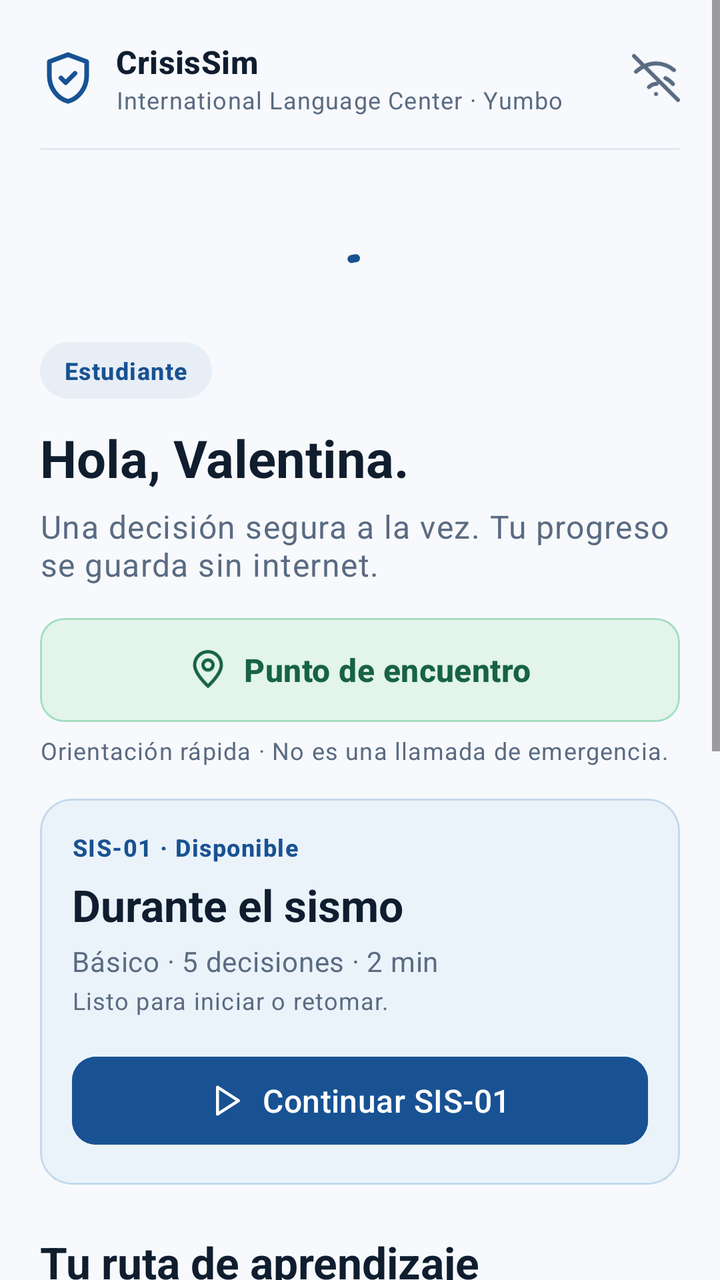
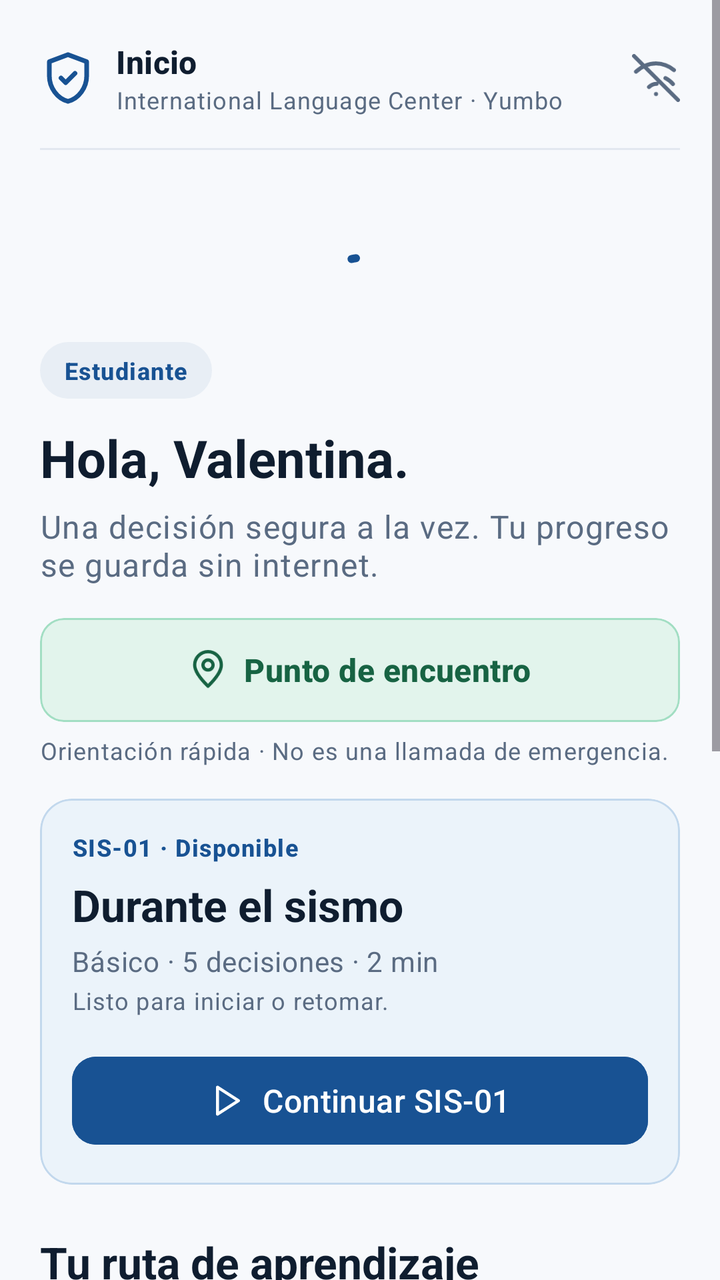

Two renders of the same Android screen: before a commit and after it. Below are the layout's source before the change and the commit's diff.
<!-- AndroidManifest.xml: application theme Theme.CrisisSim -->
<!-- res/layout/fragment_home.xml -->
<?xml version="1.0" encoding="utf-8"?>
<ScrollView xmlns:android="http://schemas.android.com/apk/res/android"
    xmlns:app="http://schemas.android.com/apk/res-auto"
    xmlns:tools="http://schemas.android.com/tools"
    android:layout_width="match_parent"
    android:layout_height="match_parent"
    android:background="@color/background_light"
    android:clipToPadding="false"
    android:fillViewport="true"
    tools:context=".presentation.ui.home.HomeFragment">

    <LinearLayout
        android:layout_width="match_parent"
        android:layout_height="wrap_content"
        android:orientation="vertical"
        android:padding="20dp">

        
        <LinearLayout
            android:layout_width="match_parent"
            android:layout_height="wrap_content"
            android:gravity="center_vertical"
            android:orientation="horizontal"
            android:paddingBottom="16dp">

            <ImageView
                android:layout_width="28dp"
                android:layout_height="28dp"
                android:contentDescription="@string/app_name"
                android:src="@drawable/ic_shield" />

            <LinearLayout
                android:layout_width="0dp"
                android:layout_height="wrap_content"
                android:layout_marginStart="10dp"
                android:layout_weight="1"
                android:orientation="vertical">

                <TextView
                    android:layout_width="wrap_content"
                    android:layout_height="wrap_content"
                    android:text="@string/app_name"
                    android:textAppearance="?attr/textAppearanceTitleMedium"
                    android:textColor="@color/text_primary"
                    android:textStyle="bold" />

                <TextView
                    android:layout_width="wrap_content"
                    android:layout_height="wrap_content"
                    android:text="@string/app_subtitle"
                    android:textAppearance="?attr/textAppearanceBodySmall"
                    android:textColor="@color/text_secondary" />
            </LinearLayout>

            <ImageView
                android:layout_width="24dp"
                android:layout_height="24dp"
                android:contentDescription="@string/badge_offline"
                android:src="@drawable/ic_offline" />
        </LinearLayout>

        <View
            android:layout_width="match_parent"
            android:layout_height="1dp"
            android:layout_marginBottom="16dp"
            android:background="#E2E8F0" />

        <com.google.android.material.progressindicator.CircularProgressIndicator
            android:id="@+id/progress_loading"
            android:layout_width="wrap_content"
            android:layout_height="wrap_content"
            android:layout_gravity="center_horizontal"
            android:layout_marginTop="32dp"
            android:indeterminate="true" />

        
        <TextView
            android:id="@+id/tv_user_role"
            android:layout_width="wrap_content"
            android:layout_height="wrap_content"
            android:background="@drawable/bg_pill_role"
            android:paddingHorizontal="12dp"
            android:paddingVertical="6dp"
            android:text="@string/profile_role_student"
            android:textAppearance="?attr/textAppearanceLabelMedium"
            android:textColor="@color/role_pill_text"
            android:textStyle="bold" />

        
        <TextView
            android:id="@+id/tv_greeting"
            android:layout_width="match_parent"
            android:layout_height="wrap_content"
            android:layout_marginTop="12dp"
            android:text="Hola, Valentina."
            android:textAppearance="?attr/textAppearanceHeadlineMedium"
            android:textColor="@color/text_primary"
            android:textSize="26sp"
            android:textStyle="bold" />

        
        <TextView
            android:id="@+id/tv_subtitle"
            android:layout_width="match_parent"
            android:layout_height="wrap_content"
            android:layout_marginTop="6dp"
            android:text="@string/dashboard_subtitle"
            android:textAppearance="?attr/textAppearanceBodyLarge"
            android:textColor="@color/text_secondary" />

        
        <com.google.android.material.card.MaterialCardView
            android:id="@+id/card_meeting_point"
            android:layout_width="match_parent"
            android:layout_height="52dp"
            android:layout_marginTop="16dp"
            android:clickable="true"
            android:focusable="true"
            app:cardBackgroundColor="@color/meeting_point_bg"
            app:cardCornerRadius="12dp"
            app:cardElevation="0dp"
            app:strokeColor="@color/meeting_point_border"
            app:strokeWidth="1dp">

            <LinearLayout
                android:layout_width="match_parent"
                android:layout_height="match_parent"
                android:gravity="center"
                android:orientation="horizontal">

                <ImageView
                    android:layout_width="20dp"
                    android:layout_height="20dp"
                    android:contentDescription="@string/meeting_point_button"
                    android:src="@drawable/ic_meeting_point" />

                <TextView
                    android:layout_width="wrap_content"
                    android:layout_height="wrap_content"
                    android:layout_marginStart="8dp"
                    android:text="@string/meeting_point_button"
                    android:textAppearance="?attr/textAppearanceTitleMedium"
                    android:textColor="@color/meeting_point_text"
                    android:textStyle="bold" />
            </LinearLayout>
        </com.google.android.material.card.MaterialCardView>

        <TextView
            android:layout_width="match_parent"
            android:layout_height="wrap_content"
            android:layout_marginTop="6dp"
            android:text="@string/meeting_point_caption"
            android:textAppearance="?attr/textAppearanceBodySmall"
            android:textColor="@color/text_secondary" />

        
        <com.google.android.material.card.MaterialCardView
            android:id="@+id/card_featured_scenario"
            android:layout_width="match_parent"
            android:layout_height="wrap_content"
            android:layout_marginTop="16dp"
            app:cardBackgroundColor="@color/primary_container"
            app:cardCornerRadius="16dp"
            app:cardElevation="0dp"
            app:strokeColor="@color/primary_border"
            app:strokeWidth="1dp">

            <LinearLayout
                android:layout_width="match_parent"
                android:layout_height="wrap_content"
                android:orientation="vertical"
                android:padding="16dp">

                <TextView
                    android:layout_width="wrap_content"
                    android:layout_height="wrap_content"
                    android:text="@string/featured_badge"
                    android:textAppearance="?attr/textAppearanceLabelMedium"
                    android:textColor="@color/primary"
                    android:textStyle="bold" />

                <TextView
                    android:id="@+id/tv_featured_title"
                    android:layout_width="match_parent"
                    android:layout_height="wrap_content"
                    android:layout_marginTop="6dp"
                    android:text="@string/featured_title"
                    android:textAppearance="?attr/textAppearanceTitleLarge"
                    android:textColor="@color/text_primary"
                    android:textStyle="bold" />

                <TextView
                    android:layout_width="match_parent"
                    android:layout_height="wrap_content"
                    android:layout_marginTop="4dp"
                    android:text="@string/featured_meta"
                    android:textAppearance="?attr/textAppearanceBodyMedium"
                    android:textColor="@color/text_secondary" />

                <TextView
                    android:layout_width="match_parent"
                    android:layout_height="wrap_content"
                    android:layout_marginTop="2dp"
                    android:text="@string/featured_sub"
                    android:textAppearance="?attr/textAppearanceBodySmall"
                    android:textColor="@color/text_secondary" />

                <com.google.android.material.button.MaterialButton
                    android:id="@+id/btn_continue_scenario"
                    android:layout_width="match_parent"
                    android:layout_height="52dp"
                    android:layout_marginTop="16dp"
                    android:backgroundTint="@color/primary"
                    android:text="@string/featured_button"
                    android:textAppearance="?attr/textAppearanceTitleMedium"
                    android:textColor="@color/surface_light"
                    app:cornerRadius="12dp"
                    app:icon="@drawable/ic_play"
                    app:iconGravity="textStart"
                    app:iconTint="@color/surface_light" />
            </LinearLayout>
        </com.google.android.material.card.MaterialCardView>

        
        <TextView
            android:layout_width="match_parent"
            android:layout_height="wrap_content"
            android:layout_marginTop="24dp"
            android:text="@string/path_title"
            android:textAppearance="?attr/textAppearanceTitleLarge"
            android:textColor="@color/text_primary"
            android:textStyle="bold" />

        
        <com.google.android.material.card.MaterialCardView
            android:layout_width="match_parent"
            android:layout_height="wrap_content"
            android:layout_marginTop="12dp"
            app:cardBackgroundColor="@color/surface_light"
            app:cardCornerRadius="12dp"
            app:cardElevation="0dp"
            app:strokeColor="#D0D7DE"
            app:strokeWidth="1dp">

            <LinearLayout
                android:layout_width="match_parent"
                android:layout_height="wrap_content"
                android:gravity="center_vertical"
                android:orientation="horizontal"
                android:padding="16dp">

                <ImageView
                    android:layout_width="24dp"
                    android:layout_height="24dp"
                    android:contentDescription="@string/level_basic"
                    android:src="@drawable/ic_flag" />

                <LinearLayout
                    android:layout_width="0dp"
                    android:layout_height="wrap_content"
                    android:layout_marginStart="12dp"
                    android:layout_weight="1"
                    android:orientation="vertical">

                    <TextView
                        android:layout_width="wrap_content"
                        android:layout_height="wrap_content"
                        android:text="@string/level_basic"
                        android:textAppearance="?attr/textAppearanceTitleMedium"
                        android:textColor="@color/text_primary"
                        android:textStyle="bold" />

                    <TextView
                        android:id="@+id/tv_basic_status"
                        android:layout_width="wrap_content"
                        android:layout_height="wrap_content"
                        android:layout_marginTop="2dp"
                        android:text="En curso · 0/4 logros"
                        android:textAppearance="?attr/textAppearanceBodySmall"
                        android:textColor="@color/text_secondary" />
                </LinearLayout>
            </LinearLayout>
        </com.google.android.material.card.MaterialCardView>

        
        <com.google.android.material.card.MaterialCardView
            android:layout_width="match_parent"
            android:layout_height="wrap_content"
            android:layout_marginTop="8dp"
            app:cardBackgroundColor="@color/surface_light"
            app:cardCornerRadius="12dp"
            app:cardElevation="0dp"
            app:strokeColor="#D0D7DE"
            app:strokeWidth="1dp">

            <LinearLayout
                android:layout_width="match_parent"
                android:layout_height="wrap_content"
                android:gravity="center_vertical"
                android:orientation="horizontal"
                android:padding="16dp">

                <ImageView
                    android:layout_width="24dp"
                    android:layout_height="24dp"
                    android:contentDescription="@string/level_intermediate"
                    android:src="@drawable/ic_lock" />

                <LinearLayout
                    android:layout_width="0dp"
                    android:layout_height="wrap_content"
                    android:layout_marginStart="12dp"
                    android:layout_weight="1"
                    android:orientation="vertical">

                    <TextView
                        android:layout_width="wrap_content"
                        android:layout_height="wrap_content"
                        android:text="@string/level_intermediate"
                        android:textAppearance="?attr/textAppearanceTitleMedium"
                        android:textColor="@color/text_primary"
                        android:textStyle="bold" />

                    <TextView
                        android:id="@+id/tv_intermediate_status"
                        android:layout_width="wrap_content"
                        android:layout_height="wrap_content"
                        android:layout_marginTop="2dp"
                        android:text="Por desbloquear · 0/2"
                        android:textAppearance="?attr/textAppearanceBodySmall"
                        android:textColor="@color/text_secondary" />
                </LinearLayout>
            </LinearLayout>
        </com.google.android.material.card.MaterialCardView>

        
        <com.google.android.material.card.MaterialCardView
            android:layout_width="match_parent"
            android:layout_height="wrap_content"
            android:layout_marginTop="8dp"
            app:cardBackgroundColor="@color/surface_light"
            app:cardCornerRadius="12dp"
            app:cardElevation="0dp"
            app:strokeColor="#D0D7DE"
            app:strokeWidth="1dp">

            <LinearLayout
                android:layout_width="match_parent"
                android:layout_height="wrap_content"
                android:gravity="center_vertical"
                android:orientation="horizontal"
                android:padding="16dp">

                <ImageView
                    android:layout_width="24dp"
                    android:layout_height="24dp"
                    android:contentDescription="@string/level_advanced"
                    android:src="@drawable/ic_lock" />

                <LinearLayout
                    android:layout_width="0dp"
                    android:layout_height="wrap_content"
                    android:layout_marginStart="12dp"
                    android:layout_weight="1"
                    android:orientation="vertical">

                    <TextView
                        android:layout_width="wrap_content"
                        android:layout_height="wrap_content"
                        android:text="@string/level_advanced"
                        android:textAppearance="?attr/textAppearanceTitleMedium"
                        android:textColor="@color/text_primary"
                        android:textStyle="bold" />

                    <TextView
                        android:id="@+id/tv_advanced_status"
                        android:layout_width="wrap_content"
                        android:layout_height="wrap_content"
                        android:layout_marginTop="2dp"
                        android:text="Por desbloquear · 0/2"
                        android:textAppearance="?attr/textAppearanceBodySmall"
                        android:textColor="@color/text_secondary" />
                </LinearLayout>
            </LinearLayout>
        </com.google.android.material.card.MaterialCardView>

        
        <com.google.android.material.button.MaterialButton
            android:id="@+id/btn_view_scenarios"
            style="?attr/materialButtonOutlinedStyle"
            android:layout_width="match_parent"
            android:layout_height="52dp"
            android:layout_marginTop="20dp"
            android:text="@string/action_view_scenarios"
            android:textAppearance="?attr/textAppearanceTitleMedium"
            android:textColor="@color/primary"
            app:cornerRadius="12dp"
            app:icon="@drawable/ic_layers"
            app:iconGravity="textStart"
            app:iconTint="@color/primary"
            app:strokeColor="@color/primary"
            app:strokeWidth="1.5dp" />

        <com.google.android.material.button.MaterialButton
            android:id="@+id/btn_evacuation_map"
            style="?attr/materialButtonOutlinedStyle"
            android:layout_width="match_parent"
            android:layout_height="52dp"
            android:layout_marginTop="10dp"
            android:text="@string/action_evacuation_map"
            android:textAppearance="?attr/textAppearanceTitleMedium"
            android:textColor="@color/primary"
            app:cornerRadius="12dp"
            app:icon="@drawable/ic_map"
            app:iconGravity="textStart"
            app:iconTint="@color/primary"
            app:strokeColor="@color/primary"
            app:strokeWidth="1.5dp" />

        <TextView
            android:layout_width="match_parent"
            android:layout_height="wrap_content"
            android:layout_marginTop="16dp"
            android:text="@string/dashboard_footer_note"
            android:textAppearance="?attr/textAppearanceBodySmall"
            android:textColor="@color/text_secondary" />
    </LinearLayout>
</ScrollView>
<!-- resources referenced by this layout -->
<resources>
  <color name="background_light">#F7F9FC</color>
  <color name="meeting_point_bg">#E2F4EC</color>
  <color name="meeting_point_border">#A2DEC3</color>
  <color name="meeting_point_text">#176343</color>
  <color name="primary">#185293</color>
  <color name="primary_border">#C2D8ED</color>
  <color name="primary_container">#EBF3FA</color>
  <color name="role_pill_text">#185293</color>
  <color name="surface_light">#FFFFFF</color>
  <color name="text_primary">#0F1D2F</color>
  <color name="text_secondary">#5A6B82</color>
  <!-- drawable bg_pill_role (drawable) -->
  <?xml version="1.0" encoding="utf-8"?>
  <shape xmlns:android="http://schemas.android.com/apk/res/android"
      android:shape="rectangle">
      <solid android:color="@color/role_pill_bg" />
      <corners android:radius="16dp" />
  </shape>
  <!-- drawable ic_map (drawable) -->
  <vector xmlns:android="http://schemas.android.com/apk/res/android"
      android:width="24dp"
      android:height="24dp"
      android:viewportWidth="24"
      android:viewportHeight="24">
    <path
        android:fillColor="#00000000"
        android:pathData="M1,6v15l7,-4 8,4 7,-4V2l-7,4 -8,-4zM8,2v15M16,6v15"
        android:strokeColor="#185293"
        android:strokeWidth="2"
        android:strokeLineCap="round"
        android:strokeLineJoin="round"/>
  </vector>
  <!-- drawable ic_play (drawable) -->
  <vector xmlns:android="http://schemas.android.com/apk/res/android"
      android:width="24dp"
      android:height="24dp"
      android:viewportWidth="24"
      android:viewportHeight="24">
    <path
        android:fillColor="#00000000"
        android:pathData="M5,3l14,9 -14,9z"
        android:strokeColor="#FFFFFF"
        android:strokeWidth="2"
        android:strokeLineCap="round"
        android:strokeLineJoin="round"/>
  </vector>
  <string name="action_evacuation_map">Plano de evacuación</string>
  <string name="action_view_scenarios">Ver 8 escenarios</string>
  <string name="app_name">CrisisSim</string>
  <string name="app_subtitle">International Language Center · Yumbo</string>
  <string name="badge_offline">Entrenamiento sin internet</string>
  <string name="dashboard_footer_note">Vista previa al intento SIS-01. Las prácticas previas aún no registran logros.</string>
  <string name="dashboard_subtitle">Una decisión segura a la vez. Tu progreso se guarda sin internet.</string>
  <string name="featured_badge">SIS-01 · Disponible</string>
  <string name="featured_button">Continuar SIS-01</string>
  <string name="featured_meta">Básico · 5 decisiones · 2 min</string>
  <string name="featured_sub">Listo para iniciar o retomar.</string>
  <string name="featured_title">Durante el sismo</string>
  <string name="level_advanced">Avanzado</string>
  <string name="level_basic">Básico</string>
  <string name="level_intermediate">Intermedio</string>
  <string name="meeting_point_button">Punto de encuentro</string>
  <string name="meeting_point_caption">Orientación rápida · No es una llamada de emergencia.</string>
  <string name="path_title">Tu ruta de aprendizaje</string>
  <string name="profile_role_student">Estudiante</string>
  <style name="Theme.CrisisSim" parent="Base.Theme.CrisisSim" />
  <color name="role_pill_bg">#E8EEF5</color>
  <style name="Base.Theme.CrisisSim" parent="Theme.Material3.DayNight.NoActionBar">
          
          <item name="colorPrimary">@color/primary</item>
          <item name="colorPrimaryVariant">@color/primary_dark</item>
          <item name="colorOnPrimary">@color/surface_light</item>
          <item name="android:colorBackground">@color/background_light</item>
          <item name="colorSurface">@color/surface_light</item>
      </style>
  <color name="primary_dark">#0F3968</color>
  <!-- unchanged entries left out for length: 6 -->
</resources>

<!-- the commit's change to res/layout/fragment_home.xml (unified diff, before → after) -->
@@ -39,7 +39,7 @@
                 <TextView
                     android:layout_width="wrap_content"
                     android:layout_height="wrap_content"
-                    android:text="@string/app_name"
+                    android:text="@string/nav_home"
                     android:textAppearance="?attr/textAppearanceTitleMedium"
                     android:textColor="@color/text_primary"
                     android:textStyle="bold" />
<!-- resource entries referenced after the edit -->
@@ -63,6 +63,7 @@
   <string name="level_intermediate">Intermedio</string>
   <string name="meeting_point_button">Punto de encuentro</string>
   <string name="meeting_point_caption">Orientación rápida · No es una llamada de emergencia.</string>
+  <string name="nav_home">Inicio</string>
   <string name="path_title">Tu ruta de aprendizaje</string>
   <string name="profile_role_student">Estudiante</string>
   <style name="Theme.CrisisSim" parent="Base.Theme.CrisisSim" />
